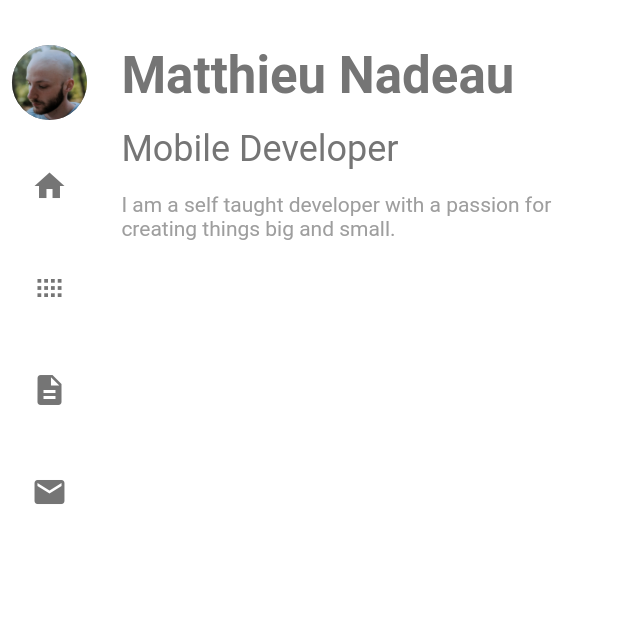
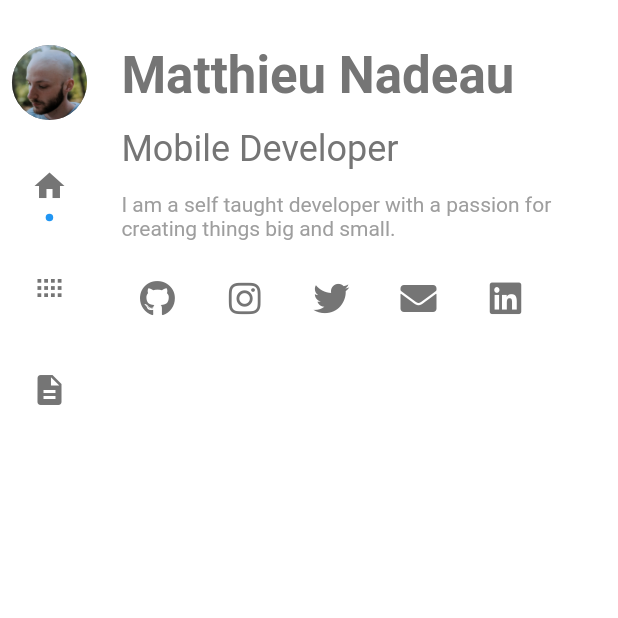
Before and after one commit to MatthieuNadeau96/flutter_portfolio, a Flutter app: the screen it shows after launch, on a phone screen of 412 x 824 dp, the top half of it. Run offline on Flutter 3.47's test engine with Material 2 defaults, Android fonts, the light colour scheme and no system bars; our stand-ins replace carousel_slider, flutter_bloc, font_awesome_flutter, timeline_tile.

Commit message:
Added selected indicator for the NavBar & added some spacing changes

```diff
--- a/lib/main.dart
+++ b/lib/main.dart
@@ -53,7 +53,7 @@ class MainHomeScreen extends StatelessWidget {
     return Scaffold(
       body: SafeArea(
         child: Padding(
-          padding: const EdgeInsets.only(top: 30.0),
+          padding: const EdgeInsets.only(top: 0.0),
           child: BlocProvider<NavigationBloc>(
             create: (context) => NavigationBloc(HomeScreen()),
             child: Row(
--- a/lib/model/navigation_model.dart
+++ b/lib/model/navigation_model.dart
@@ -4,19 +4,21 @@ import 'package:flutter/material.dart';
 class NavigationModel {
   final String title;
   final IconData icon;
+  bool isSelected;
 
   NavigationModel({
     this.title,
     this.icon,
+    this.isSelected,
   });
 }
 
 List<NavigationModel> getNavigationItems() {
   List<NavigationModel> navigationItems = [
-    NavigationModel(title: 'Home', icon: Icons.home),
-    NavigationModel(title: 'Projects', icon: Icons.view_compact),
-    NavigationModel(title: 'About', icon: Icons.description),
-    NavigationModel(title: 'Contact', icon: Icons.email),
+    NavigationModel(title: 'Home', icon: Icons.home, isSelected: true),
+    NavigationModel(
+        title: 'Projects', icon: Icons.view_compact, isSelected: false),
+    NavigationModel(title: 'About', icon: Icons.description, isSelected: false),
   ];
   return navigationItems;
 }
--- a/lib/screens/about_screen.dart
+++ b/lib/screens/about_screen.dart
@@ -12,6 +12,7 @@ class AboutScreen extends StatelessWidget with NavigationStates {
           child: Column(
             crossAxisAlignment: CrossAxisAlignment.start,
             children: [
+              SizedBox(height: 30),
               Text(
                 'My Timeline',
                 style: Theme.of(context).textTheme.headline3,
@@ -107,6 +108,8 @@ class AboutScreen extends StatelessWidget with NavigationStates {
                 description:
                     'Lorem ipsum dolor sit amet, consectetur adipiscing elit.',
               ),
+
+              SizedBox(height: 30),
             ],
           ),
         ),
--- a/lib/screens/home_screen.dart
+++ b/lib/screens/home_screen.dart
@@ -1,11 +1,15 @@
 import 'package:flutter/material.dart';
 import 'package:flutter_portfolio/bloc/navigation_bloc.dart';
+import 'package:font_awesome_flutter/font_awesome_flutter.dart';
+import 'package:url_launcher/url_launcher.dart';
 
 class HomeScreen extends StatelessWidget with NavigationStates {
   @override
   Widget build(BuildContext context) {
+    final theme = Theme.of(context);
     return Scaffold(
       body: Container(
+        padding: const EdgeInsets.only(top: 30),
         constraints: BoxConstraints(maxWidth: 550),
         child: Column(
           // mainAxisAlignment: MainAxisAlignment.center,
@@ -25,9 +29,75 @@ class HomeScreen extends StatelessWidget with NavigationStates {
               'I am a self taught developer with a passion for creating things big and small.',
               style: Theme.of(context).textTheme.bodyText1,
             ),
+            SizedBox(height: 15),
+            Container(
+              width: 280,
+              child: Row(
+                crossAxisAlignment: CrossAxisAlignment.center,
+                mainAxisAlignment: MainAxisAlignment.spaceBetween,
+                children: [
+                  Container(
+                    child: IconButton(
+                      icon: FaIcon(
+                        FontAwesomeIcons.github,
+                        color: theme.iconTheme.color,
+                      ),
+                      onPressed: () =>
+                          _handlePress('https://github.com/MatthieuNadeau96/'),
+                    ),
+                  ),
+                  Container(
+                    child: IconButton(
+                      icon: FaIcon(
+                        FontAwesomeIcons.instagram,
+                        color: theme.iconTheme.color,
+                      ),
+                      onPressed: () {},
+                    ),
+                  ),
+                  Container(
+                    child: IconButton(
+                      icon: FaIcon(
+                        FontAwesomeIcons.twitter,
+                        color: theme.iconTheme.color,
+                      ),
+                      onPressed: () {},
+                    ),
+                  ),
+                  Container(
+                    child: IconButton(
+                      icon: FaIcon(
+                        FontAwesomeIcons.solidEnvelope,
+                        color: theme.iconTheme.color,
+                      ),
+                      onPressed: () =>
+                          _handlePress('mailto:matthieunadeau96@gmail.com'),
+                    ),
+                  ),
+                  Container(
+                    child: IconButton(
+                      icon: FaIcon(
+                        FontAwesomeIcons.linkedin,
+                        color: theme.iconTheme.color,
+                      ),
+                      onPressed: () => _handlePress(
+                          'https://www.linkedin.com/in/matthieu-nadeau-28321013a'),
+                    ),
+                  ),
+                ],
+              ),
+            ),
           ],
         ),
       ),
     );
   }
+
+  void _handlePress(String url) async {
+    if (await canLaunch(url)) {
+      await launch(url);
+    } else {
+      throw 'Could not launch $url';
+    }
+  }
 }
--- a/lib/widgets/navbar.dart
+++ b/lib/widgets/navbar.dart
@@ -12,6 +12,8 @@ class NavBar extends StatefulWidget {
 class _NavBarState extends State<NavBar> {
   List<NavigationModel> _navItems = List<NavigationModel>();
 
+  String selectedItem = 'Home';
+
   @override
   void initState() {
     // TODO: implement initState
@@ -22,6 +24,7 @@ class _NavBarState extends State<NavBar> {
   @override
   Widget build(BuildContext context) {
     return Container(
+      padding: const EdgeInsets.only(top: 30),
       width: MediaQuery.of(context).size.width * 0.16,
       child: Column(
         mainAxisAlignment: MainAxisAlignment.spaceBetween,
@@ -40,26 +43,37 @@ class _NavBarState extends State<NavBar> {
               itemCount: _navItems.length,
               itemBuilder: (context, index) {
                 return Padding(
-                  padding: const EdgeInsets.symmetric(vertical: 10),
+                  padding: const EdgeInsets.all(10),
+                  child: Stack(
+                    children: [
+                      Align(
+                        alignment: Alignment.bottomCenter,
                         child: Container(
                           child: IconButton(
                             onPressed: () {
                               switch (_navItems[index].title) {
                                 case ('Home'):
-                            BlocProvider.of<NavigationBloc>(context)
-                                .add(NavigationEvents.HomeScreenClickEvent);
+                                  setState(() {
+                                    selectedItem = 'Home';
+                                  });
+                                  BlocProvider.of<NavigationBloc>(context).add(
+                                      NavigationEvents.HomeScreenClickEvent);
                                   break;
                                 case ('Projects'):
-                            BlocProvider.of<NavigationBloc>(context)
-                                .add(NavigationEvents.WorkScreenClickEvent);
+                                  setState(() {
+                                    selectedItem = 'Projects';
+                                  });
+                                  BlocProvider.of<NavigationBloc>(context).add(
+                                      NavigationEvents.WorkScreenClickEvent);
+
                                   break;
                                 case ('About'):
-                            BlocProvider.of<NavigationBloc>(context)
-                                .add(NavigationEvents.AboutScreenClickEvent);
-                            break;
-                          case ('Contact'):
-                            BlocProvider.of<NavigationBloc>(context)
-                                .add(NavigationEvents.ContactScreenClickEvent);
+                                  setState(() {
+                                    selectedItem = 'About';
+                                  });
+                                  BlocProvider.of<NavigationBloc>(context).add(
+                                      NavigationEvents.AboutScreenClickEvent);
+
                                   break;
                               }
                             },
@@ -70,6 +84,22 @@ class _NavBarState extends State<NavBar> {
                             tooltip: _navItems[index].title,
                           ),
                         ),
+                      ),
+                      if (_navItems[index].title == selectedItem)
+                        Align(
+                          heightFactor: 9.5,
+                          alignment: Alignment.bottomCenter,
+                          child: Container(
+                            height: 5,
+                            width: 5,
+                            decoration: BoxDecoration(
+                              color: Theme.of(context).primaryColor,
+                              borderRadius: BorderRadius.circular(100),
+                            ),
+                          ),
+                        ),
+                    ],
+                  ),
                 );
               },
             ),
```
Also changed, not shown: lib/screens/work_screen.dart (+46 -26 lines), lib/widgets/detail_modal.dart (+12 -6 lines). Lines whose indentation alone changed are shown as unchanged.
